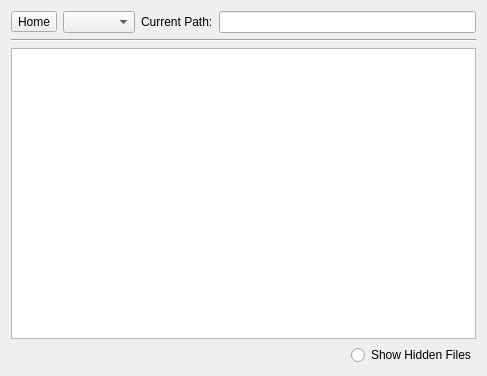
Old version of the form browserWidget.ui in the repository iliedanila/QtFileBrowser.
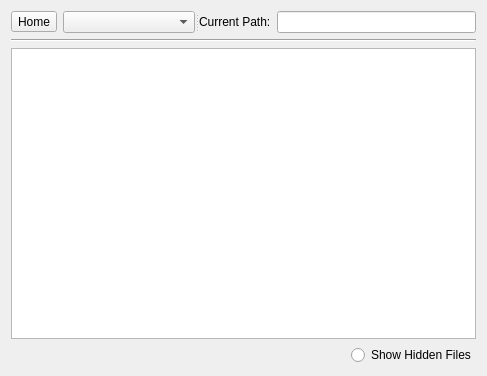
New version of the form. Custom widgets are drawn as their Qt base class.

Commit message: resize for some controls

The edit to the form file:
```diff
--- a/browserWidget.ui
+++ b/browserWidget.ui
@@ -15,7 +15,12 @@
   </property>
   <layout class="QVBoxLayout" name="verticalLayout">
    <item>
-    <layout class="QHBoxLayout" name="horizontalLayout">
+    <widget class="QSplitter" name="splitter">
+     <property name="orientation">
+      <enum>Qt::Horizontal</enum>
+     </property>
+     <widget class="QWidget" name="">
+      <layout class="QHBoxLayout" name="horizontalLayout_3">
      <item>
       <widget class="QToolButton" name="homeButton">
        <property name="text">
@@ -29,6 +34,10 @@
      <item>
       <widget class="QComboBox" name="driveList"/>
      </item>
+      </layout>
+     </widget>
+     <widget class="QWidget" name="">
+      <layout class="QHBoxLayout" name="horizontalLayout">
      <item>
       <widget class="QLabel" name="pathLabel">
        <property name="text">
@@ -40,6 +49,8 @@
       <widget class="QLineEdit" name="currentPath"/>
      </item>
     </layout>
+     </widget>
+    </widget>
    </item>
    <item>
     <widget class="Line" name="line">
```
Lines whose indentation alone changed are shown as unchanged.
